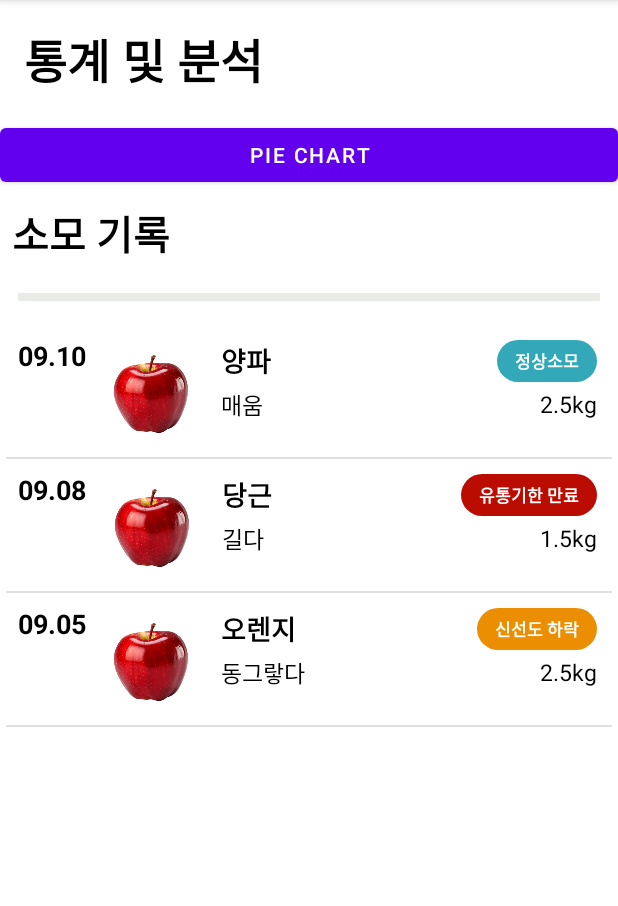
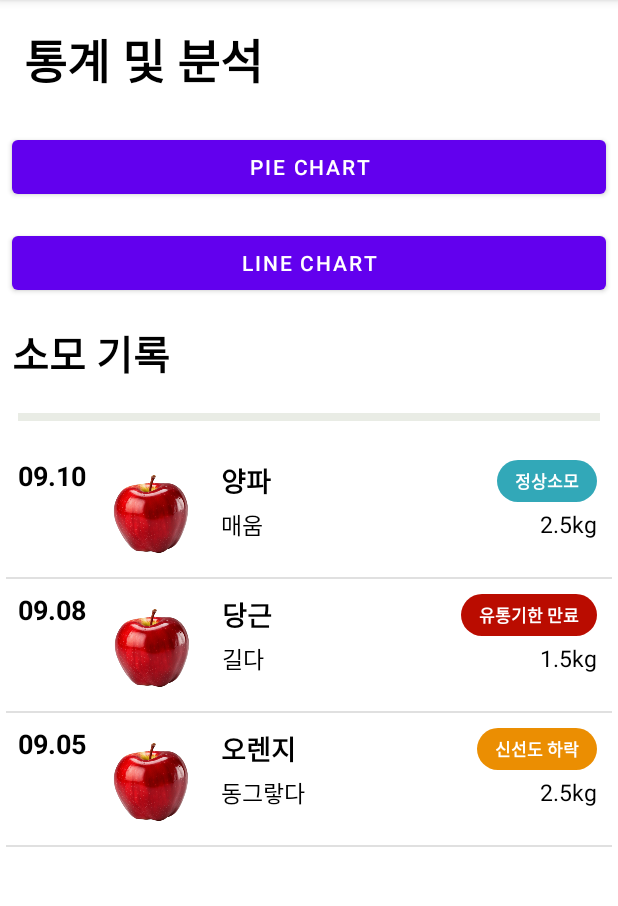
Before and after one commit to CD1-2024-2/FoodFresh-client, an Android app: the ConsumptionLogActivity screen opened directly, with no data from a screen before it, on a phone screen of 412 x 824 dp, the part 84-990 px from its top. Run offline under Robolectric (Android 15) with nearby library versions, the phone set to English and light mode, and no system bars.

Commit message:
Feat: line chart activity

```diff
--- a/app/src/main/AndroidManifest.xml
+++ b/app/src/main/AndroidManifest.xml
@@ -25,6 +25,9 @@
             android:exported="false" />
         <activity
             android:name=".PieChartActivity"
+            android:exported="false" />
+        <activity
+            android:name=".LineChartActivity"
             android:exported="false" />
         <activity
             android:name=".PopupMemberActivity"
--- a/app/src/main/java/com/example/foodfresh/ConsumptionLogActivity.java
+++ b/app/src/main/java/com/example/foodfresh/ConsumptionLogActivity.java
@@ -26,12 +26,20 @@ public class ConsumptionLogActivity extends AppCompatActivity {
         }
         lv.setAdapter(adapter);
 
-        Button button = findViewById(R.id.goto_piechart_button);
-        button.setOnClickListener(new View.OnClickListener() {
+        Button button1 = findViewById(R.id.goto_piechart_button);
+        button1.setOnClickListener(new View.OnClickListener() {
             @Override
             public void onClick(View view) {
                 startActivity(new Intent(ConsumptionLogActivity.this, PieChartActivity.class));
             }
         });
+
+        Button button2 = findViewById(R.id.goto_linechart_button);
+        button2.setOnClickListener(new View.OnClickListener() {
+            @Override
+            public void onClick(View view) {
+                startActivity(new Intent(ConsumptionLogActivity.this, LineChartActivity.class));
+            }
+        });
     }
 }
--- a/app/src/main/res/layout/activity_consumption_log.xml
+++ b/app/src/main/res/layout/activity_consumption_log.xml
@@ -19,7 +19,14 @@
         android:id="@+id/goto_piechart_button"
         android:layout_width="match_parent"
         android:layout_height="wrap_content"
+        android:layout_margin="8dp"
         android:text="pie chart" />
+    <Button
+        android:id="@+id/goto_linechart_button"
+        android:layout_width="match_parent"
+        android:layout_height="wrap_content"
+        android:layout_margin="8dp"
+        android:text="line chart" />
     <TextView
         android:layout_margin="8dp"
         android:text="소모 기록"
```
Also changed, not shown: app/src/main/java/com/example/foodfresh/LineChartActivity.java (added, +86 -0 lines), app/src/main/java/com/example/foodfresh/PieChartActivity.java (+9 -8 lines), app/src/main/res/layout/activity_linechart.xml (added, +36 -0 lines).
